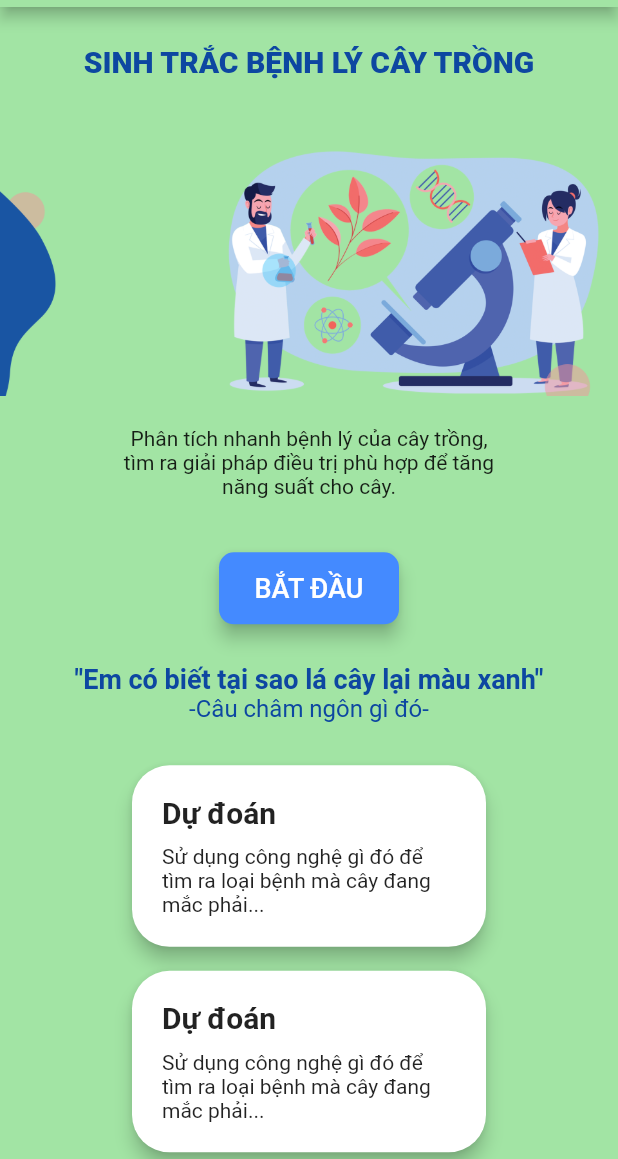
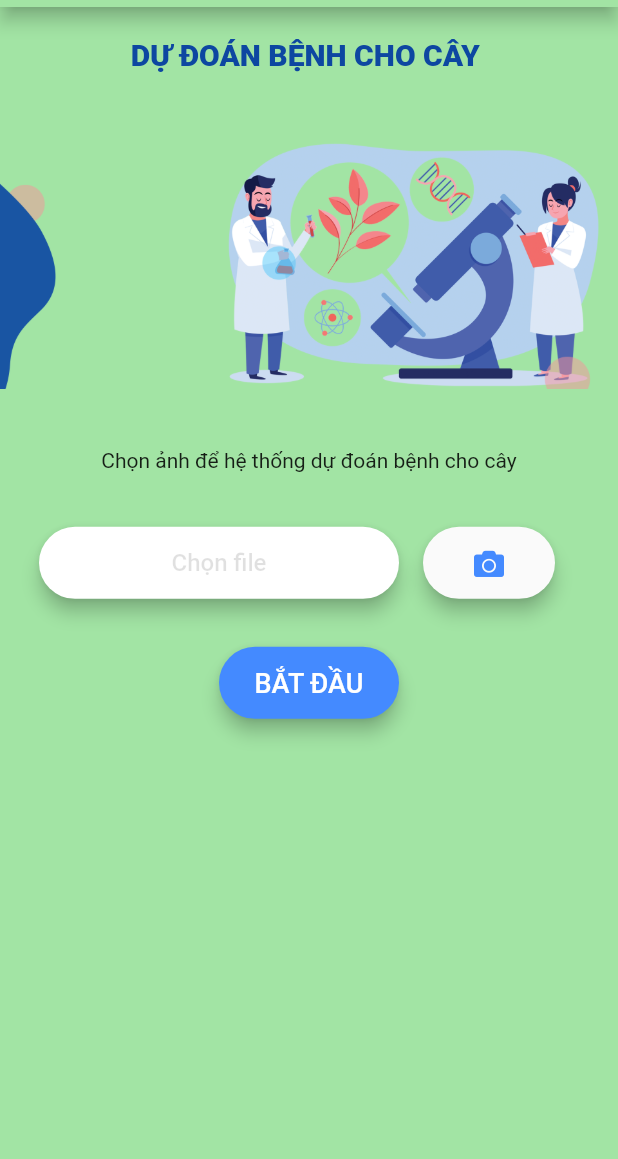
Before and after one commit to tgound1403/nckh_flutter_app, a Flutter app: the HomeScreen screen opened by its route, after a tap on "BẮT ĐẦU", on a phone screen of 412 x 824 dp, the part 77-1236 px from its top. Run offline on Flutter 3.47's test engine with Material 2 defaults, Android fonts, the phone set to English and light mode, and no system bars; our stand-ins replace firebase_auth, firebase_core, font_awesome_flutter, image_picker, modal_progress_hud_nsn; accounts and stored records are empty; Roboto replaces fonts that are missing (Poppins).

Commit message:
finish camera. gallery accesss and login with firebase

```diff
--- a/lib/components/rounded_button.dart
+++ b/lib/components/rounded_button.dart
@@ -1,11 +1,13 @@
 import 'package:flutter/material.dart';
 
 class RoundedButton extends StatelessWidget {
-  const RoundedButton({this.color, this.textColor ,this.title, this.function});
+  const RoundedButton(
+      {this.corner, this.color, this.textColor, this.title, this.function});
   final color;
   final title;
   final function;
   final textColor;
+  final corner;
 
   @override
   Widget build(BuildContext context) {
@@ -14,18 +16,12 @@ class RoundedButton extends StatelessWidget {
       child: Material(
         elevation: 5.0,
         color: color,
-        borderRadius: BorderRadius.circular(10.0),
+        borderRadius: corner,
         child: MaterialButton(
           onPressed: function,
           minWidth: 120.0,
           height: 32.0,
-          child: Text(
-              title,
-              style:  TextStyle(
-                fontSize: 18,
-                color: textColor
-              )
-          ),
+          child: Text(title, style: TextStyle(fontSize: 18, color: textColor)),
         ),
       ),
     );
--- /dev/null
+++ b/lib/screens/function_screen.dart
@@ -0,0 +1,141 @@
+import 'package:flutter/material.dart';
+import 'package:font_awesome_flutter/font_awesome_flutter.dart';
+import 'package:plant_disease/constant.dart';
+import 'package:plant_disease/components/rounded_button.dart';
+// For Image Processing
+import 'dart:io';
+import 'package:image_picker/image_picker.dart';
+
+final ImagePicker _picker = ImagePicker();
+
+class FunctionScreen extends StatefulWidget {
+  static String id = 'function_screen';
+  @override
+  _FunctionScreenState createState() => _FunctionScreenState();
+}
+
+class _FunctionScreenState extends State<FunctionScreen> {
+  XFile? cameraFile, galleryFile;
+
+  selectFromCamera() async {
+    cameraFile = await _picker.pickImage(
+      source: ImageSource.camera,
+      maxHeight: 50.0,
+      maxWidth: 50.0,
+    );
+    setState(() {});
+  }
+
+  selectFromGallery() async {
+    galleryFile = await _picker.pickImage(
+      source: ImageSource.gallery,
+      maxHeight: 50.0,
+      maxWidth: 50.0,
+    );
+    setState(() {});
+  }
+
+  @override
+  Widget build(BuildContext context) {
+    return Scaffold(
+      appBar: AppBar(
+        elevation: 5,
+        backgroundColor: myAccentColor,
+        title: Row(children: [
+          const SizedBox(
+            width: 50,
+          ),
+          Text(
+            'PLANT',
+            style: TextStyle(
+              color: mySecondaryColor,
+              fontSize: 18,
+              fontWeight: FontWeight.w900,
+            ),
+          ),
+          const Text(
+            ' DISEASE',
+            style: TextStyle(
+              color: Colors.white,
+              fontSize: 18,
+              fontWeight: FontWeight.w900,
+            ),
+          )
+        ]),
+      ),
+      backgroundColor: myAccentColor,
+      body: ListView(
+        children: [
+          Column(children: [
+            const SizedBox(height: 20),
+            Text('DỰ ĐOÁN BỆNH CHO CÂY ',
+                style: TextStyle(
+                    fontSize: 20,
+                    fontWeight: FontWeight.w900,
+                    color: Colors.blue[900])),
+            Image.asset(
+              'lib/images/Home_page.png',
+              fit: BoxFit.fill,
+            ),
+            const SizedBox(height: 20),
+            const Padding(
+              padding: EdgeInsets.symmetric(horizontal: 40, vertical: 20),
+              child: Text('Chọn ảnh để hệ thống dự đoán bệnh cho cây ',
+                  textAlign: TextAlign.center,
+                  style: TextStyle(fontSize: 14, fontFamily: 'Poppins')),
+            ),
+            Row(
+              mainAxisAlignment: MainAxisAlignment.center,
+              children: [
+                Padding(
+                  padding: const EdgeInsets.symmetric(vertical: 8.0),
+                  child: Material(
+                    elevation: 5.0,
+                    color: Colors.white,
+                    borderRadius: BorderRadius.circular(30.0),
+                    child: MaterialButton(
+                      elevation: 5.0,
+                      onPressed: () {
+                        selectFromGallery();
+                      },
+                      minWidth: 240.0,
+                      height: 42.0,
+                      child: const Text('Chọn file',
+                          textAlign: TextAlign.start,
+                          style: TextStyle(
+                            fontSize: 16,
+                            color: Colors.black12,
+                          )),
+                    ),
+                  ),
+                ),
+                Padding(
+                  padding: const EdgeInsets.all(16.0),
+                  child: Material(
+                    borderRadius: const BorderRadius.all(Radius.circular(30)),
+                    elevation: 5,
+                    child: MaterialButton(
+                      onPressed: selectFromCamera,
+                      child: const Padding(
+                        padding: EdgeInsets.symmetric(
+                            horizontal: 2.0, vertical: 2.0),
+                        child: Icon(FontAwesomeIcons.camera,
+                            color: Colors.blueAccent, size: 20),
+                      ),
+                    ),
+                  ),
+                ),
+              ],
+            ),
+            RoundedButton(
+                corner: BorderRadius.circular(30.0),
+                color: Colors.blueAccent,
+                textColor: Colors.white,
+                title: 'BẮT ĐẦU',
+                function: () {}),
+          ]),
+        ],
+      ),
+    );
+  }
+}
--- a/lib/screens/home_screen.dart
+++ b/lib/screens/home_screen.dart
@@ -1,8 +1,8 @@
-import 'package:flutter/cupertino.dart';
 import 'package:flutter/material.dart';
 import 'package:font_awesome_flutter/font_awesome_flutter.dart';
 import 'package:plant_disease/components/rounded_button.dart';
 import 'package:plant_disease/constant.dart';
+import 'function_screen.dart';
 
 class HomeScreen extends StatefulWidget {
   static String id = 'home_screen';
@@ -66,10 +66,13 @@ class _HomeScreenState extends State<HomeScreen> {
                       style: TextStyle(fontSize: 14, fontFamily: 'Poppins')),
                 ),
                 RoundedButton(
+                    corner: BorderRadius.circular(30.0),
                     color: Colors.blueAccent,
                     textColor: Colors.white,
                     title: 'BẮT ĐẦU',
-                    function: () {}),
+                    function: () {
+                      Navigator.pushNamed(context, FunctionScreen.id);
+                    }),
                 const SizedBox(
                   height: 10,
                 ),
--- a/pubspec.yaml
+++ b/pubspec.yaml
@@ -22,6 +22,8 @@ dependencies:
   firebase_core: ^1.12.0
   firebase_auth: ^3.3.6
   font_awesome_flutter: ^9.2.0
+  image_picker: ^0.8.4+5
+  modal_progress_hud_nsn: ^0.1.0-nullsafety-1
 
 dev_dependencies:
   flutter_test:
```
Also changed, not shown: lib/main.dart (+9 -6 lines), lib/screens/login_screen.dart (+63 -21 lines), lib/screens/registration_screen.dart (+101 -44 lines), lib/screens/user_screen.dart (deleted, +0 -14 lines), lib/screens/welcome_screen.dart (+4 -5 lines), pubspec.lock, 4 other files.
